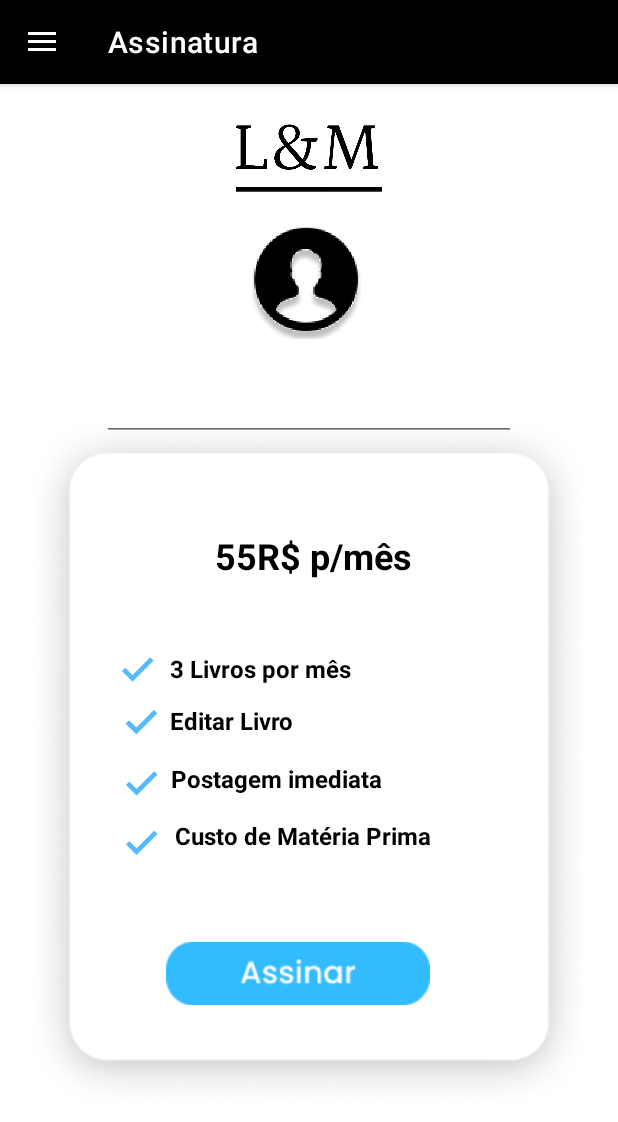
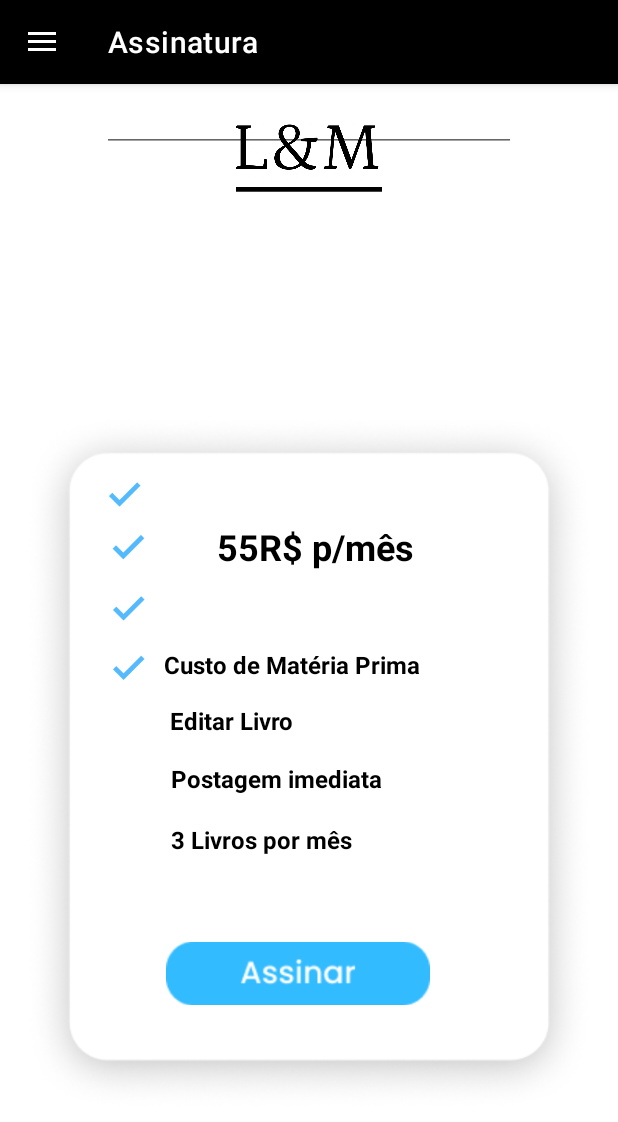
Before and after one commit to Arthurestak/Android-LM, an Android app: the AssinaturaFragment screen opened through its navigation route, on a phone screen of 412 x 824 dp. Shown: the top 1122 px of the screen. Run offline under Robolectric (Android 15) with nearby library versions, the phone set to English and light mode, and no system bars; our stand-ins replace navigation-ui; Roboto replaces fonts that are not available here; 6 statements that could not run were skipped.

Commit message:
Semi Final

```diff
--- a/app/src/main/java/com/example/projetolm/ui/perfil/PerfilFragment.java
+++ b/app/src/main/java/com/example/projetolm/ui/perfil/PerfilFragment.java
@@ -11,12 +11,10 @@ import android.widget.EditText;
 import android.widget.ImageView;
 import android.widget.Toast;
 
-import androidx.annotation.NonNull;
 import androidx.fragment.app.Fragment;
 import androidx.lifecycle.ViewModelProvider;
 
 import com.example.projetolm.ConexaoMySQL;
-import com.example.projetolm.Login;
 import com.example.projetolm.ProjetoLM;
 import com.example.projetolm.R;
 import com.example.projetolm.databinding.FragmentPerfilBinding;
@@ -47,7 +45,7 @@ public class PerfilFragment extends Fragment {
 
         // Acessa os elementos da interface usando a view inflada
         ImageView btSalvar = view.findViewById(R.id.btSalvar);
-        ImageView btAssine = view.findViewById(R.id.btAssine);
+        ImageView btAssine = view.findViewById(R.id.btSalvar);
         EditText campoNome = view.findViewById(R.id.campoNome);
         EditText campoEmail = view.findViewById(R.id.campoEmail);
         EditText campoCpf = view.findViewById(R.id.campoCpf);
@@ -97,7 +95,7 @@ public class PerfilFragment extends Fragment {
             public void onClick(View v) {
                 try {
                     Connection connection = ConexaoMySQL.conectar();
-                    String updatePessoa = "update pessoa set nome = ?, email = ?, cpf = ? where id_pessoa = ?";
+                    String updatePessoa = "update pessoas set nome = ?, email = ?, cpf = ? where id_pessoa = ?";
                     PreparedStatement stmt = connection.prepareStatement(updatePessoa);
                     stmt.setString(1, campoNome.getText().toString());
                     stmt.setString(2, campoEmail.getText().toString());
--- a/app/src/main/res/layout/fragment_assinatura.xml
+++ b/app/src/main/res/layout/fragment_assinatura.xml
@@ -43,14 +43,14 @@
         android:id="@+id/textView"
         android:layout_width="wrap_content"
         android:layout_height="wrap_content"
-        android:layout_marginTop="48dp"
+        android:layout_marginTop="168dp"
         android:text="3 Livros por mês"
         android:textAllCaps="false"
         android:textColor="#000000"
         android:textSize="16sp"
         android:textStyle="bold"
         app:layout_constraintEnd_toEndOf="parent"
-        app:layout_constraintHorizontal_bias="0.39"
+        app:layout_constraintHorizontal_bias="0.391"
         app:layout_constraintStart_toStartOf="parent"
         app:layout_constraintTop_toBottomOf="@+id/textView13" />
 
@@ -58,13 +58,13 @@
         android:id="@+id/textView12"
         android:layout_width="wrap_content"
         android:layout_height="wrap_content"
-        android:layout_marginTop="490dp"
+        android:layout_marginTop="376dp"
         android:text="Custo de Matéria Prima"
         android:textColor="#000000"
         android:textSize="16sp"
         android:textStyle="bold"
         app:layout_constraintEnd_toEndOf="parent"
-        app:layout_constraintHorizontal_bias="0.483"
+        app:layout_constraintHorizontal_bias="0.454"
         app:layout_constraintStart_toStartOf="parent"
         app:layout_constraintTop_toTopOf="parent" />
 
@@ -86,20 +86,20 @@
         android:id="@+id/textView13"
         android:layout_width="wrap_content"
         android:layout_height="wrap_content"
-        android:layout_marginTop="60dp"
-        android:layout_marginBottom="43dp"
+        android:layout_marginStart="139dp"
+        android:layout_marginTop="72dp"
+        android:layout_marginEnd="136dp"
         android:text=" 55R$ p/mês"
         android:textAllCaps="false"
         android:textColor="#000000"
         android:textSize="24sp"
         android:textStyle="bold"
-        app:layout_constraintBottom_toTopOf="@+id/textView"
         app:layout_constraintEnd_toEndOf="parent"
+        app:layout_constraintHorizontal_bias="1.0"
         app:layout_constraintStart_toStartOf="parent"
-        app:layout_constraintTop_toBottomOf="@+id/editTextText" />
+        app:layout_constraintTop_toTopOf="@+id/imageView5" />
 
     <ImageView
-        android:id="@+id/btAssine"
         android:layout_width="161dp"
         android:layout_height="48dp"
         android:layout_marginTop="24dp"
@@ -112,24 +112,12 @@
         android:id="@+id/editTextText"
         android:layout_width="276dp"
         android:layout_height="45dp"
-        android:layout_marginTop="11dp"
         android:ems="10"
         android:inputType="text"
         android:textColor="#020202"
         app:layout_constraintEnd_toEndOf="parent"
         app:layout_constraintStart_toStartOf="parent"
-        app:layout_constraintTop_toBottomOf="@+id/btSalvar" />
-
-    <ImageView
-        android:id="@+id/btSalvar"
-        android:layout_width="78dp"
-        android:layout_height="101dp"
-        android:layout_marginTop="8dp"
-        android:src="@drawable/captura_de_tela__11_"
-        app:layout_constraintEnd_toEndOf="parent"
-        app:layout_constraintHorizontal_bias="0.498"
-        app:layout_constraintStart_toStartOf="parent"
-        app:layout_constraintTop_toBottomOf="@+id/btAssine" />
+        tools:layout_editor_absoluteY="112dp" />
 
     <ImageView
         android:id="@+id/btAssinar"
@@ -147,10 +135,10 @@
         android:id="@+id/imageView12"
         android:layout_width="33dp"
         android:layout_height="175dp"
-        android:layout_marginTop="128dp"
+        android:layout_marginTop="204dp"
         android:src="@drawable/jasmdsf"
         app:layout_constraintEnd_toEndOf="parent"
-        app:layout_constraintHorizontal_bias="0.203"
+        app:layout_constraintHorizontal_bias="0.179"
         app:layout_constraintStart_toStartOf="parent"
         app:layout_constraintTop_toBottomOf="@+id/editTextText" />
 
```
Also changed, not shown: app/src/main/res/layout/fragment_perfil.xml (+2 -13 lines).
